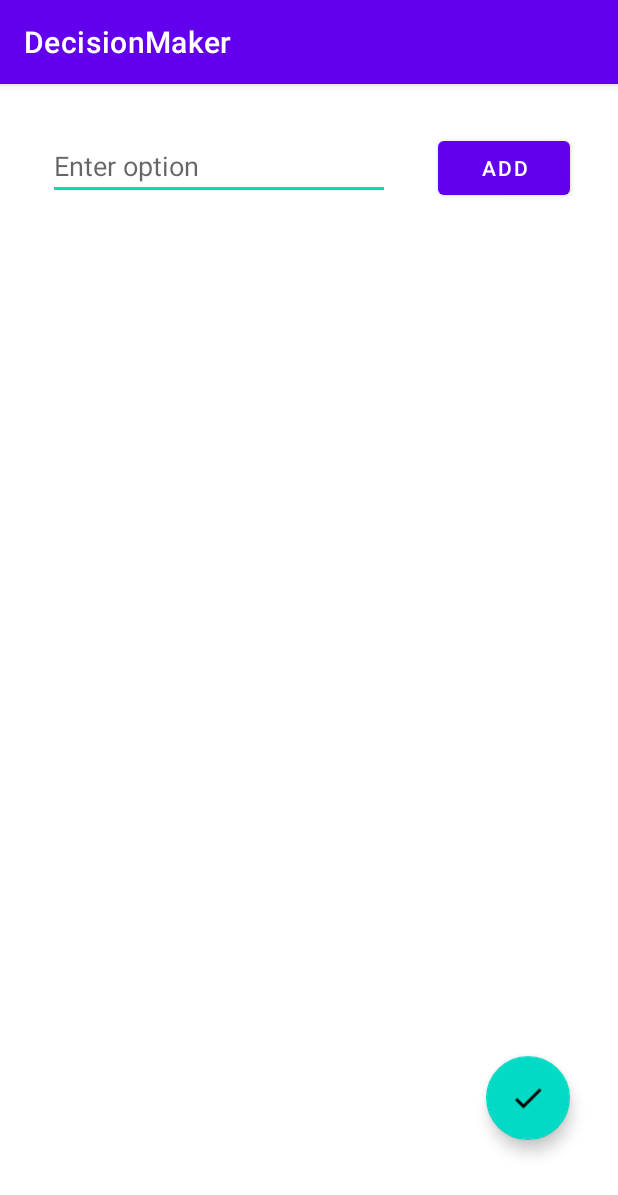
After one commit to ricardo1320/DecisionMaker_Kt, an Android app: the OptionsActivity screen opened directly, with no data from a screen before it, on a phone screen of 412 x 824 dp. The commit adds this screen. Shown: the top 1195 px of the screen. Run offline under Robolectric (Android 15) with nearby library versions, the phone set to English and light mode, and no system bars.

Commit message:
Menu to launch OptionsActivity, OptionsActivity and layout added. OptionsActivity ends with a full list of options from the user

```diff
--- a/app/src/main/AndroidManifest.xml
+++ b/app/src/main/AndroidManifest.xml
@@ -3,13 +3,14 @@
     package="com.example.decisionmaker">
 
     <application
+        android:allowBackup="true"
         android:fullBackupContent="false"
-        android:allowBackup="true"
         android:icon="@mipmap/ic_launcher"
         android:label="@string/app_name"
         android:roundIcon="@mipmap/ic_launcher_round"
         android:supportsRtl="true"
         android:theme="@style/Theme.DecisionMaker">
+        <activity android:name=".OptionsActivity"></activity>
         <activity android:name=".MainActivity">
             <intent-filter>
                 <action android:name="android.intent.action.MAIN" />
--- a/app/src/main/java/com/example/decisionmaker/MainActivity.kt
+++ b/app/src/main/java/com/example/decisionmaker/MainActivity.kt
@@ -1,11 +1,14 @@
 package com.example.decisionmaker
 
 import android.animation.ObjectAnimator
+import android.content.Intent
 import androidx.appcompat.app.AppCompatActivity
 import android.os.Bundle
 import android.os.Handler
 import android.os.Looper
 import android.util.Log
+import android.view.Menu
+import android.view.MenuItem
 import android.view.View
 import kotlin.random.Random
 import kotlinx.android.synthetic.main.activity_main.*
@@ -51,4 +54,20 @@ class MainActivity : AppCompatActivity() {
         animator.start()
     }
 
+    //Menu overridden methods
+    override fun onCreateOptionsMenu(menu: Menu?): Boolean {
+        menuInflater.inflate(R.menu.menu, menu)
+        return true
+    }
+
+    override fun onOptionsItemSelected(item: MenuItem): Boolean {
+        return when (item.itemId) {
+            R.id.menu_modify -> {
+                //Launch next activity
+                startActivity(Intent(this, OptionsActivity::class.java))
+                true
+            }
+            else -> super.onOptionsItemSelected(item)
+        }
+    }
 }
--- /dev/null
+++ b/app/src/main/java/com/example/decisionmaker/OptionsActivity.kt
@@ -0,0 +1,47 @@
+package com.example.decisionmaker
+
+import androidx.appcompat.app.AppCompatActivity
+import android.os.Bundle
+import android.text.method.ScrollingMovementMethod
+import android.util.Log
+import android.view.View
+import com.google.android.material.snackbar.Snackbar
+import kotlinx.android.synthetic.main.activity_options.*
+
+//Tag for LOG
+private const val TAG = "OptionsActivity"
+
+class OptionsActivity : AppCompatActivity() {
+
+    override fun onCreate(savedInstanceState: Bundle?) {
+        super.onCreate(savedInstanceState)
+        setContentView(R.layout.activity_options)
+
+        //List to store the options
+        var listOptions = ArrayList<String>()
+
+        //Make scrollable the text view
+        textView_Options.movementMethod = ScrollingMovementMethod()
+
+        //Listener
+        val listener = View.OnClickListener { view ->
+            when(view.id){
+                R.id.button_addOption -> {
+                    textView_Options.append(editText_addOption.text)
+                    textView_Options.append("\n")
+                    listOptions.add(editText_addOption.text.toString())
+                    editText_addOption.text.clear()
+                }
+                R.id.floatButton_ready -> {
+                    for (option in listOptions){
+                        Log.d(TAG,"Elemento de la lista: $option")
+                    }
+                    Snackbar.make(view,"Regresar a MainActivity y actualizar la ruleta", Snackbar.LENGTH_LONG).setAction("Action", null).show()
+                }
+            }
+        }
+
+        button_addOption.setOnClickListener(listener)
+        floatButton_ready.setOnClickListener(listener)
+    }
+}
--- /dev/null
+++ b/app/src/main/res/layout/activity_options.xml
@@ -0,0 +1,60 @@
+<?xml version="1.0" encoding="utf-8"?>
+<androidx.constraintlayout.widget.ConstraintLayout xmlns:android="http://schemas.android.com/apk/res/android"
+    xmlns:app="http://schemas.android.com/apk/res-auto"
+    xmlns:tools="http://schemas.android.com/tools"
+    android:layout_width="match_parent"
+    android:layout_height="match_parent"
+    tools:context=".OptionsActivity">
+
+    <EditText
+        android:id="@+id/editText_addOption"
+        android:layout_width="0dp"
+        android:layout_height="wrap_content"
+        android:layout_marginStart="32dp"
+        android:layout_marginTop="32dp"
+        android:layout_marginEnd="32dp"
+        android:autofillHints=""
+        android:ems="10"
+        android:hint="@string/editText_addOption_hint"
+        android:inputType="text"
+        app:layout_constraintEnd_toStartOf="@+id/button_addOption"
+        app:layout_constraintStart_toStartOf="parent"
+        app:layout_constraintTop_toTopOf="parent" />
+
+    <Button
+        android:id="@+id/button_addOption"
+        android:layout_width="wrap_content"
+        android:layout_height="wrap_content"
+        android:layout_marginTop="32dp"
+        android:layout_marginEnd="32dp"
+        android:text="@string/button_addOption"
+        app:layout_constraintEnd_toEndOf="parent"
+        app:layout_constraintTop_toTopOf="parent" />
+
+    <TextView
+        android:id="@+id/textView_Options"
+        android:layout_width="0dp"
+        android:layout_height="0dp"
+        android:layout_marginStart="32dp"
+        android:layout_marginTop="32dp"
+        android:layout_marginEnd="32dp"
+        android:layout_marginBottom="32dp"
+        android:scrollbars="vertical"
+        app:layout_constraintBottom_toBottomOf="parent"
+        app:layout_constraintEnd_toEndOf="parent"
+        app:layout_constraintStart_toStartOf="parent"
+        app:layout_constraintTop_toBottomOf="@+id/editText_addOption"
+        tools:text="TextView" />
+
+    <com.google.android.material.floatingactionbutton.FloatingActionButton
+        android:id="@+id/floatButton_ready"
+        android:layout_width="wrap_content"
+        android:layout_height="wrap_content"
+        android:layout_marginEnd="32dp"
+        android:layout_marginBottom="64dp"
+        android:clickable="true"
+        app:layout_constraintBottom_toBottomOf="parent"
+        app:layout_constraintEnd_toEndOf="parent"
+        app:srcCompat="@drawable/baseline_done_black_18dp" />
+
+</androidx.constraintlayout.widget.ConstraintLayout>
--- /dev/null
+++ b/app/src/main/res/menu/menu.xml
@@ -0,0 +1,7 @@
+<?xml version="1.0" encoding="utf-8"?>
+<menu xmlns:app="http://schemas.android.com/apk/res-auto"
+    xmlns:android="http://schemas.android.com/apk/res/android">
+    <item
+        android:id="@+id/menu_modify"
+        android:title="@string/menu_modify_text" />
+</menu>
--- a/app/src/main/res/values/strings.xml
+++ b/app/src/main/res/values/strings.xml
@@ -1,4 +1,7 @@
 <resources>
     <string name="app_name">DecisionMaker</string>
     <string name="button_spin_text">Spin</string>
+    <string name="menu_modify_text">Modify options</string>
+    <string name="button_addOption">Add</string>
+    <string name="editText_addOption_hint">Enter option</string>
 </resources>
```
Also changed, not shown: app/src/main/res/drawable/baseline_done_black_18dp.png (added).
